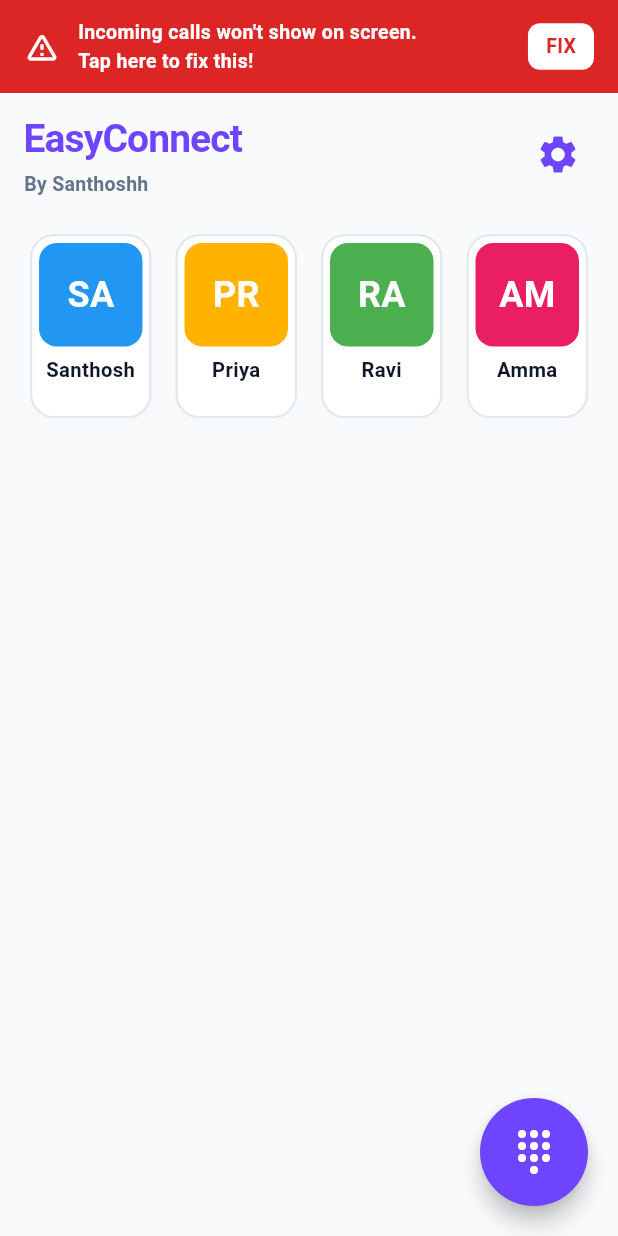
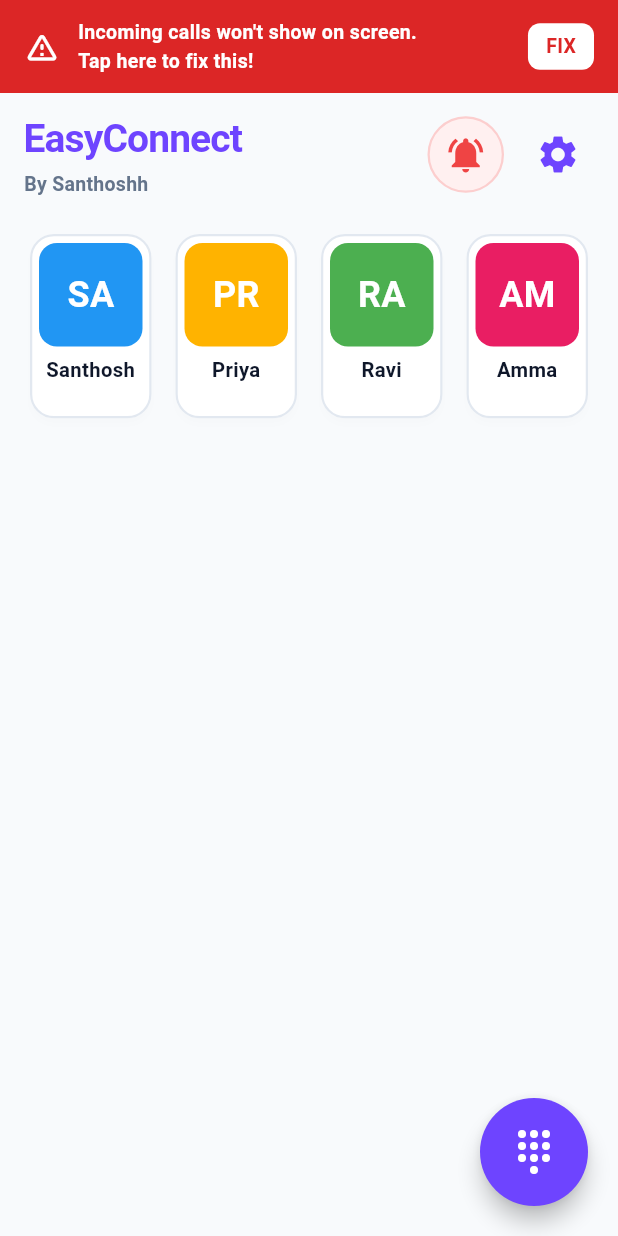
Before and after one commit to santjsx/easyConnect, a Flutter app: the screen it shows after launch, on a phone screen of 412 x 824 dp. Run offline on Flutter 3.47's test engine with Material 3 defaults, Android fonts, the phone set to English and light mode, and no system bars; our stand-ins replace audioplayers, connectivity_plus, csv, file_picker, flutter_riverpod, flutter_tts and 7 more; missing offline and left inert: record; accounts and stored records are empty; network calls fail.

Commit message:
feat: add dynamic circular SOS emergency button to home classic header

```diff
--- a/lib/screens/home_screen.dart
+++ b/lib/screens/home_screen.dart
@@ -205,7 +205,32 @@ class _HomeScreenState extends ConsumerState<HomeScreen> {
                             ),
                           ],
                         ),
-                        // Right: Settings gear icon button
+                        // Right: SOS and Settings gear button
+                        Row(
+                          children: [
+                            Semantics(
+                              label: "Emergency SOS",
+                              button: true,
+                              child: Container(
+                                decoration: BoxDecoration(
+                                  color: const Color(0xFFFFF0F0), // Soft red background
+                                  shape: BoxShape.circle,
+                                  border: Border.all(
+                                    color: kSosRed.withValues(alpha: 0.2),
+                                    width: 1.5,
+                                  ),
+                                ),
+                                child: IconButton(
+                                  icon: const Icon(Icons.notifications_active, color: kSosRed, size: 28),
+                                  tooltip: 'Emergency SOS',
+                                  onPressed: () {
+                                    HapticFeedback.heavyImpact();
+                                    ref.read(sosServiceProvider).triggerSOS(context);
+                                  },
+                                ),
+                              ),
+                            ),
+                            const SizedBox(width: 12.0),
                             IconButton(
                               icon: Icon(Icons.settings, color: activeAccentColor, size: 30),
                               tooltip: 'Settings',
@@ -213,6 +238,8 @@ class _HomeScreenState extends ConsumerState<HomeScreen> {
                                 HapticFeedback.lightImpact();
                                 _navigateToSettings(context);
                               },
+                            ),
+                          ],
                         ),
                       ],
                     ),
```
Lines whose indentation alone changed are shown as unchanged.
